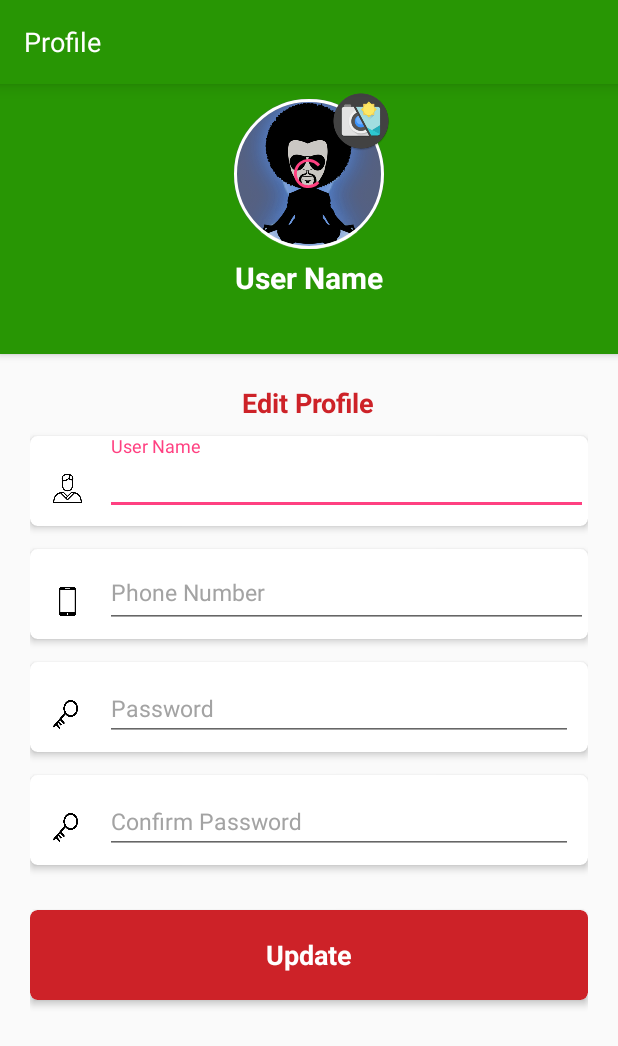
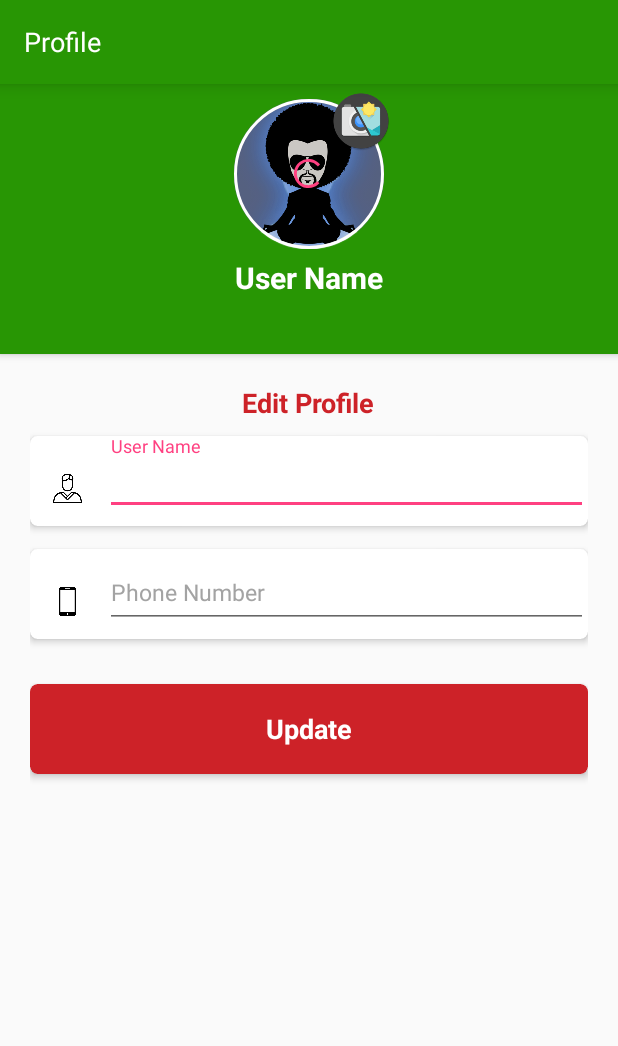
Before and after one commit to Ritesh-Kumar-4946/RiteshSevilla, an Android app: the EditProfileActivity screen opened directly, with no data from a screen before it, on a phone screen of 412 x 824 dp. Shown: the top 1046 px of the screen. Run offline under Robolectric (Android 15) with nearby library versions, the phone set to English and light mode, and no system bars; our stand-ins replace ButterKnife, CircleImageView; libraries missing offline, so code that uses them is left out: cn.pedant, com.daimajia.androidanimations, com.nispok.snackbar, com.nostra13.universalimageloader, com.shawnlin.numberpicker and 1 more; plain views replace CircularProgressBar, NumberPicker, PasswordEditText; pictures from the network do not load; 19 statements that could not run were skipped.

Commit message:
Edit Profile Dialog Correction

```diff
--- a/app/src/main/java/com/ritesh/sevilla/EditProfileActivity.java
+++ b/app/src/main/java/com/ritesh/sevilla/EditProfileActivity.java
@@ -90,12 +90,12 @@ public class EditProfileActivity extends AppCompatActivity {
 
     @BindView(R.id.edt_et_edit_profile_phone_number)
     EditText EDT_et_edit_profile_phone_number;
-
+/*
     @BindView(R.id.edt_et_edit_profile_password)
     EditText EDT_et_edit_profile_password;
 
     @BindView(R.id.edt_et_edit_profile_re_password)
-    EditText EDT_et_edit_profile_re_password;
+    EditText EDT_et_edit_profile_re_password;*/
 
     @BindView(R.id.cv_et_sign_btn_edit_profile)
     CardView CV_et_sign_btn_edit_profile;
@@ -211,8 +211,8 @@ public class EditProfileActivity extends AppCompatActivity {
 
                     Str_Set_user_name = EDT_et_edit_profile_username.getText().toString().trim();
                     Str_Set_phone_number = EDT_et_edit_profile_phone_number.getText().toString().trim();
-                    Str_Set_password = EDT_et_edit_profile_password.getText().toString().trim();
-                    Str_Set_re_password = EDT_et_edit_profile_re_password.getText().toString().trim();
+//                    Str_Set_password = EDT_et_edit_profile_password.getText().toString().trim();
+//                    Str_Set_re_password = EDT_et_edit_profile_re_password.getText().toString().trim();
 
                     Log.e(" Update Fields data :", "\n"
                             + "Str_Set_user_name :" + "" + Str_Set_user_name + "\n"
--- a/app/src/main/res/layout/activity_edit_profile.xml
+++ b/app/src/main/res/layout/activity_edit_profile.xml
@@ -350,7 +350,7 @@
 
                 </android.support.v7.widget.CardView>
 
-                <android.support.v7.widget.CardView
+                <!--<android.support.v7.widget.CardView
                     android:id="@+id/cv_et_edit_profile_password"
                     android:layout_width="match_parent"
                     android:layout_height="wrap_content"
@@ -468,13 +468,13 @@
 
                     </android.support.design.widget.TextInputLayout>
 
-                </android.support.v7.widget.CardView>
+                </android.support.v7.widget.CardView>-->
 
                 <android.support.v7.widget.CardView
                     android:id="@+id/cv_et_sign_btn_edit_profile"
                     android:layout_width="match_parent"
                     android:layout_height="wrap_content"
-                    android:layout_below="@id/cv_et_edit_profile_re_password"
+                    android:layout_below="@id/cv_et_edit_profile_phone_number"
                     android:layout_marginBottom="50dp"
                     android:layout_marginTop="30dp"
                     android:background="?android:attr/selectableItemBackground"
@@ -500,7 +500,7 @@
                     android:id="@+id/cv_et_sign_btn_edit_profile_click"
                     android:layout_width="match_parent"
                     android:layout_height="wrap_content"
-                    android:layout_below="@id/cv_et_edit_profile_re_password"
+                    android:layout_below="@id/cv_et_edit_profile_phone_number"
                     android:layout_marginBottom="55dp"
                     android:layout_marginEnd="5dp"
                     android:layout_marginLeft="5dp"
```
Also changed, not shown: app/src/main/res/layout/activity_dialog_image_picker.xml (+7 -2 lines).
